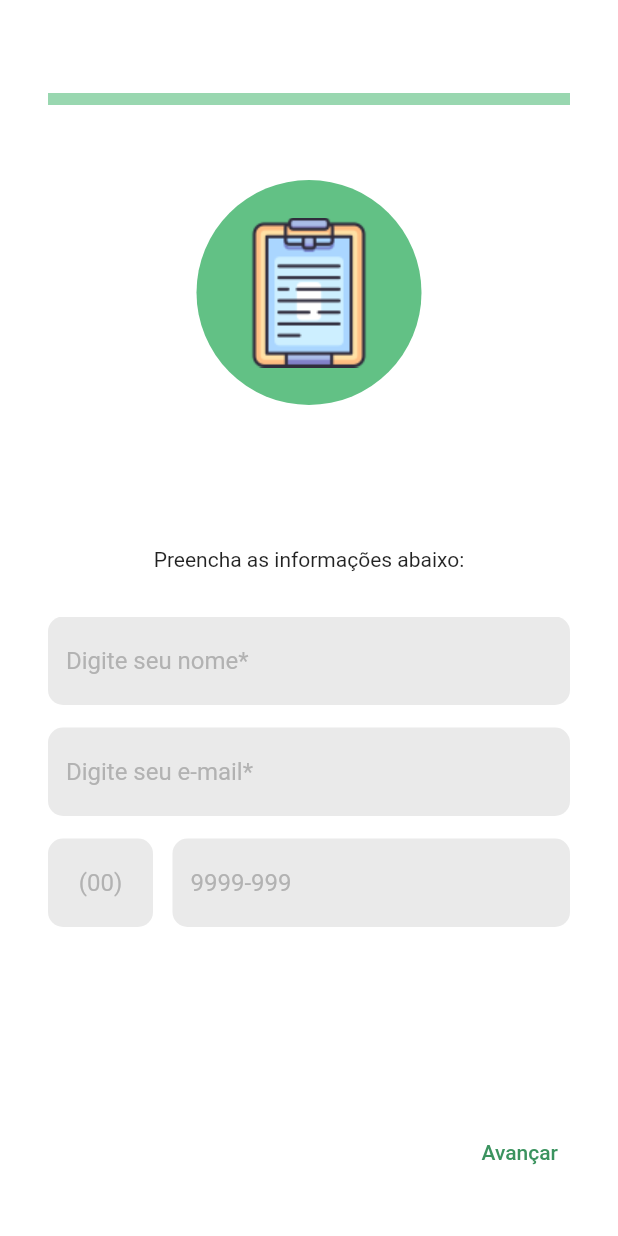
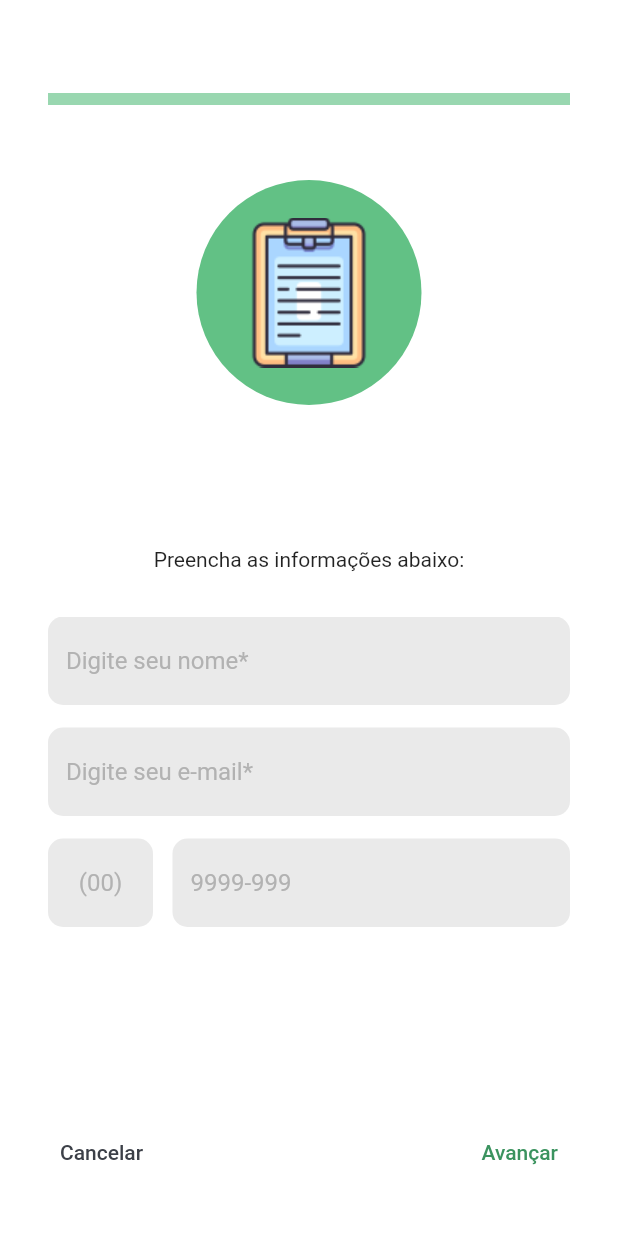
Before and after one commit to MarcalDev/stepped_login, a Flutter app: the StepRegisterPage screen opened directly, on a phone screen of 412 x 824 dp. Run offline on Flutter 3.47's test engine with Material 2 defaults, Android fonts, the phone set to English and light mode, and no system bars; our stand-ins replace get, image_picker, mask_text_input_formatter.

```diff
--- a/lib/2-app/controllers/login_controller.dart
+++ b/lib/2-app/controllers/login_controller.dart
@@ -19,7 +19,8 @@ class LoginController extends GetxController{
   }
 
   PushToRegisterPage(){
-    Navigator.of(context).push(MaterialPageRoute(builder: (context) => StepRegisterPage()));
+    //Navigator.of(context).push(MaterialPageRoute(builder: (context) => StepRegisterPage()));
     //Navigator.push(context, MaterialPageRoute(builder: (context) => StepRegisterPage()));
+    Get.to(StepRegisterPage());
   }
 }
--- a/lib/2-app/controllers/register_controller.dart
+++ b/lib/2-app/controllers/register_controller.dart
@@ -7,6 +7,7 @@ import 'package:stepped_login/2-app/views/user_register/widgets/password_partial
 import 'package:stepped_login/2-app/views/user_register/widgets/profile_pic_partial.dart';
 class RegisterController extends GetxController{
 
+  late BuildContext context;
   late TextEditingController email_controller;
   late TextEditingController name_controller;
   late TextEditingController phone_area_controller;
@@ -20,7 +21,7 @@ class RegisterController extends GetxController{
   late ProfilePicPartial thirdPage;
 
 
-  RegisterController(){
+  RegisterController({required this.context}){
     _initializeVariables();
   }
 
--- a/lib/2-app/views/stylePages/app_colors.dart
+++ b/lib/2-app/views/stylePages/app_colors.dart
@@ -7,8 +7,8 @@ class AppColors{
   static final Color primaryPurpleColor = Color(0xffac528a);
   static final Color secondayPurpleColor = Color(0xffa57eae);
   static final Color thirdPurpleColor = Color(0xffd7b3cc);
-  static final Color buttonBackgroundColor = Colors.white70;
-  static final Color buttonShadowColor = Colors.grey;
+  static final Color buttonBackgroundColor = Color(0xfff6f6f6);
+  static final Color buttonShadowColor = Colors.white;
   static final Color inputHintColor = Color(0xffB2B2B2);
   static final Color inputBackgroundColor = Color(0xffEAEAEA);
   static final Color inputTextColor = Color(0xff3C4048);
--- a/lib/2-app/views/stylePages/app_text_styles.dart
+++ b/lib/2-app/views/stylePages/app_text_styles.dart
@@ -3,6 +3,8 @@ import 'package:flutter/material.dart';
 class AppTextStyles{
 static const  TextStyle buttonText = TextStyle(fontSize: 23,fontWeight: FontWeight.bold, color: Colors.white);
 static const  TextStyle textFieldTitle = TextStyle(fontSize: 17,fontWeight: FontWeight.w400);
+static const  TextStyle textPopupTitle = TextStyle(fontSize: 17,fontWeight: FontWeight.bold);
+static const  TextStyle textPopupOptions = TextStyle(fontSize: 13,fontWeight: FontWeight.w400, color: Colors.black);
 static const  TextStyle textDescription = TextStyle(fontSize: 14,fontWeight: FontWeight.w400);
 
 }
--- a/lib/2-app/views/user_register/pages/step_register_page.dart
+++ b/lib/2-app/views/user_register/pages/step_register_page.dart
@@ -16,12 +16,11 @@ class _StepRegisterPageState extends State<StepRegisterPage> {
   late int _partialIndex = 0;
   bool _show_step_icon = true;
   String _actual_step_icon = "images/clipboard_image.png";
-  RegisterController controller = Get.put(RegisterController());
   PageController pageController = PageController();
 
   @override
   Widget build(BuildContext context) {
-    //print(_partialIndex.toString());
+    RegisterController Controller = Get.put(RegisterController(context: context));
     return Scaffold(
       extendBodyBehindAppBar: false,
       backgroundColor: Colors.white,
@@ -84,19 +83,13 @@ class _StepRegisterPageState extends State<StepRegisterPage> {
                   physics: NeverScrollableScrollPhysics(),
                   controller: pageController,
                   children: <Widget>[
-                    controller.firstPage,
-                    controller.secondPage,
-                    controller.thirdPage
+                    Controller.firstPage,
+                    Controller.secondPage,
+                    Controller.thirdPage
                   ],
                 )
                 )
                 )
-
-
-                // Container(
-                //       alignment: (_partialIndex > 1) ? AlignmentDirectional.center : AlignmentDirectional.topStart,
-                //       child: partialsList[_partialIndex],
-                // )
               ],
             ),
           )
@@ -107,7 +100,7 @@ class _StepRegisterPageState extends State<StepRegisterPage> {
           crossAxisAlignment: CrossAxisAlignment.end,
           mainAxisAlignment: MainAxisAlignment.spaceBetween,
           children: [
-            (_partialIndex >0)
+            (_partialIndex != 0)
             ? TextButton(
               onPressed: (){
                 setState(() {
@@ -117,15 +110,13 @@ class _StepRegisterPageState extends State<StepRegisterPage> {
                   _actual_step_icon = (_partialIndex < 1) ? "images/clipboard_image.png" : "images/lock_image.png";
                 });
                 pageController.jumpToPage(_partialIndex);
-                //print(_partialIndex.toString());
               },
-              child: Text(
-                      "Anterior",
-                      style: TextStyle(
-                        color: AppColors.primaryColor
-                      ),
-                      )
-              ) : const Text(""),
+              child: Text("Anterior",style: TextStyle(color: AppColors.primaryColor)))
+              : TextButton(
+              onPressed: ()=> Get.back(),
+              child: Text("Cancelar",style: TextStyle(color: AppColors.inputTextColor))
+              ),
+
             (_partialIndex < 2)
             ? TextButton(
               onPressed: (){
--- a/lib/2-app/views/user_register/widgets/profile_pic_partial.dart
+++ b/lib/2-app/views/user_register/widgets/profile_pic_partial.dart
@@ -43,7 +43,6 @@ class _ProfilePicPartialState extends State<ProfilePicPartial> {
                 radius: 100,
                 )
               )
-
               )
               )  ,
             const Text("Pular"),
```
Also changed, not shown: lib/2-app/views/popups/pick_picture_popup.dart (+47 -14 lines), 1 other file.
